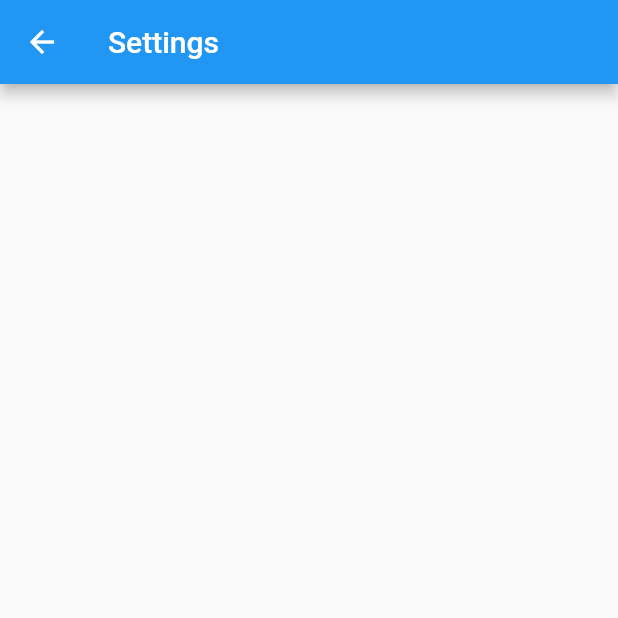
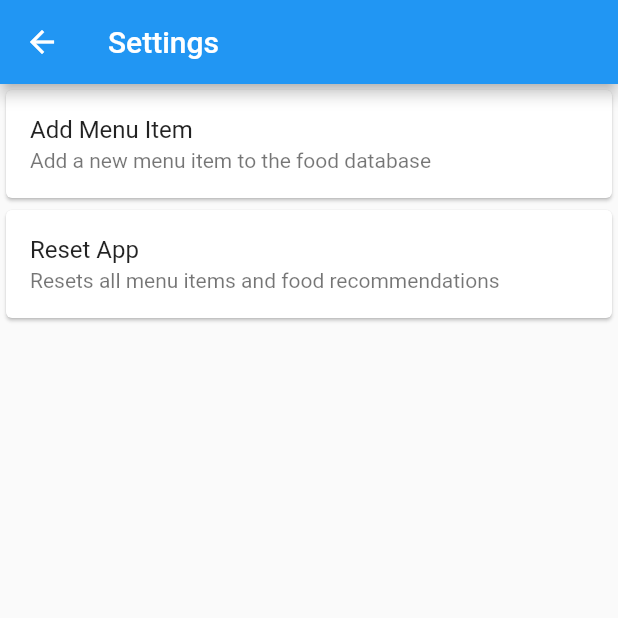
Before and after one commit to rmirabelli/recommendinator, a Flutter app: the Settings screen opened directly, on a phone screen of 412 x 824 dp, the top half of it. Run offline on Flutter 3.47's test engine with Material 2 defaults, Android fonts, the phone set to English and light mode, and no system bars; our stand-ins replace bloc, flutter_bloc; network calls fail.

Commit message:
Added settings items.

```diff
--- a/lib/settings/settings.dart
+++ b/lib/settings/settings.dart
@@ -2,6 +2,8 @@ import 'package:flutter/material.dart';
 import 'package:flutter/widgets.dart';
 import 'package:flutter_bloc/flutter_bloc.dart';
 import 'package:recommendinator/settings/bloc/settings_bloc.dart';
+
+enum SettingsEnum { addItem, reset }
 
 class Settings extends StatelessWidget {
   const Settings({Key? key}) : super(key: key);
@@ -12,9 +14,50 @@ class Settings extends StatelessWidget {
       appBar: AppBar(title: const Text('Settings')),
       body: BlocBuilder<SettingsBloc, SettingsState>(
         builder: (context, state) {
-          return Container();
+          return _settingsContent(context, state);
         },
       ),
     );
   }
+
+  Widget _settingsContent(BuildContext context, SettingsState state) {
+    return ListView.builder(
+        itemCount: SettingsEnum.values.length,
+        itemBuilder: (context, index) {
+          var setting = SettingsEnum.values[index];
+          return Card(
+              child: ListTile(
+                  onTap: () => _performActionForSetting(setting),
+                  title: Text(_titleForSetting(setting)),
+                  subtitle: Text(_subtitleForSetting(setting))));
+        });
+  }
+
+  void _performActionForSetting(SettingsEnum setting) {
+    //TODO: Actually make them do stuff
+    switch (setting) {
+      case SettingsEnum.addItem:
+        break;
+      case SettingsEnum.reset:
+        break;
+    }
+  }
+
+  String _titleForSetting(SettingsEnum setting) {
+    switch (setting) {
+      case SettingsEnum.addItem:
+        return "Add Menu Item";
+      case SettingsEnum.reset:
+        return "Reset App";
+    }
+  }
+
+  String _subtitleForSetting(SettingsEnum setting) {
+    switch (setting) {
+      case SettingsEnum.addItem:
+        return "Add a new menu item to the food database";
+      case SettingsEnum.reset:
+        return "Resets all menu items and food recommendations";
+    }
+  }
 }
```
